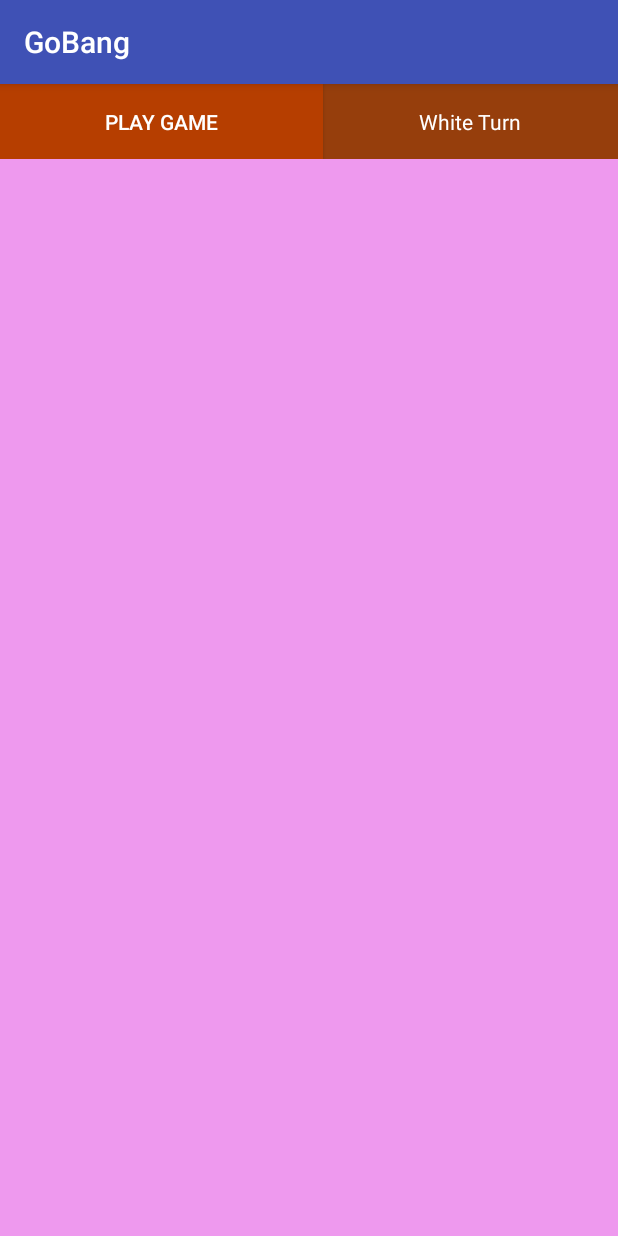
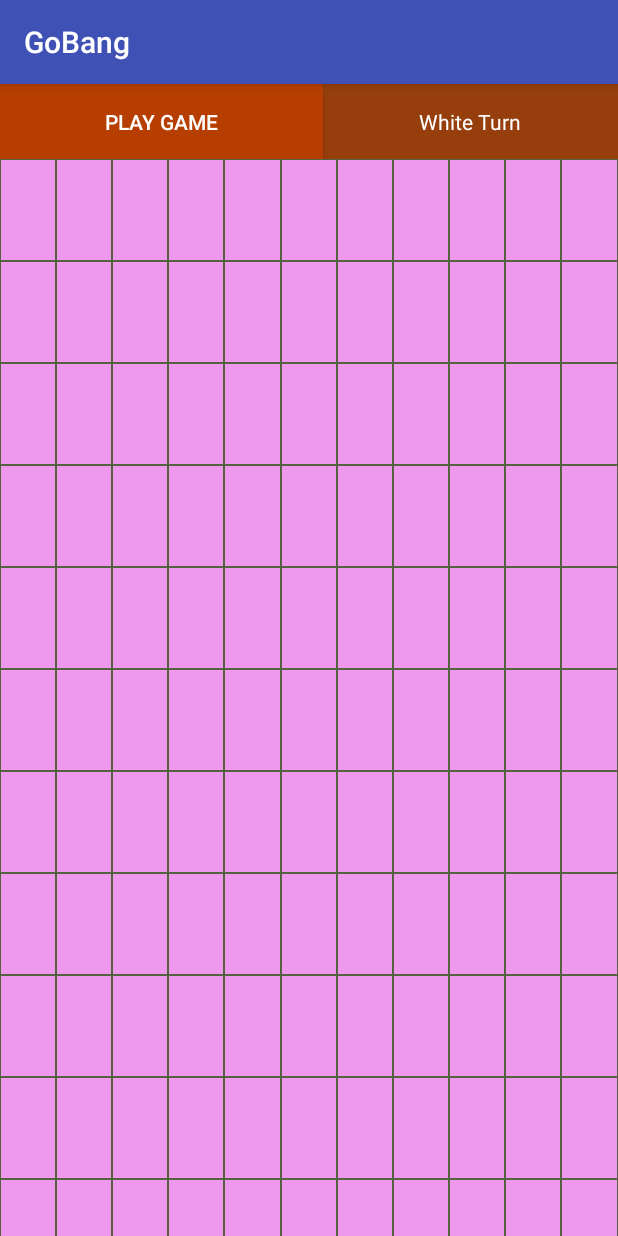
Before and after one commit to wulinfeng198810/GoBang, an Android app: the screen it shows after launch (MainActivity), on a phone screen of 412 x 824 dp. Run offline under Robolectric (Android 15) with nearby library versions, the phone set to English and light mode, and no system bars.

Commit message:
grid done

```diff
--- a/app/src/main/res/layout/grid_item_layout.xml
+++ b/app/src/main/res/layout/grid_item_layout.xml
@@ -1,14 +1,21 @@
 <?xml version="1.0" encoding="utf-8"?>
 <LinearLayout xmlns:android="http://schemas.android.com/apk/res/android"
-    android:layout_width="wrap_content"
+    android:layout_width="match_parent"
     android:layout_height="wrap_content"
-    android:orientation="vertical"
     android:background="#546240"
-    android:gravity="center">
-    <ImageView
-        android:id="@+id/item_image_view"
-        android:layout_width="1dp"
-        android:layout_height="1dp"
-        android:layout_margin="1dp"
-        android:background="#ee99ee"/>
+    android:orientation="vertical">
+
+    <LinearLayout
+        android:layout_width="wrap_content"
+        android:layout_height="wrap_content"
+        android:layout_margin="0.5dp"
+        android:orientation="horizontal">
+
+        <ImageView
+            android:id="@+id/item_image_view"
+            android:layout_width="1dp"
+            android:layout_height="1dp"
+            android:background="#ee99ee" />
+    </LinearLayout>
+
 </LinearLayout>
```
